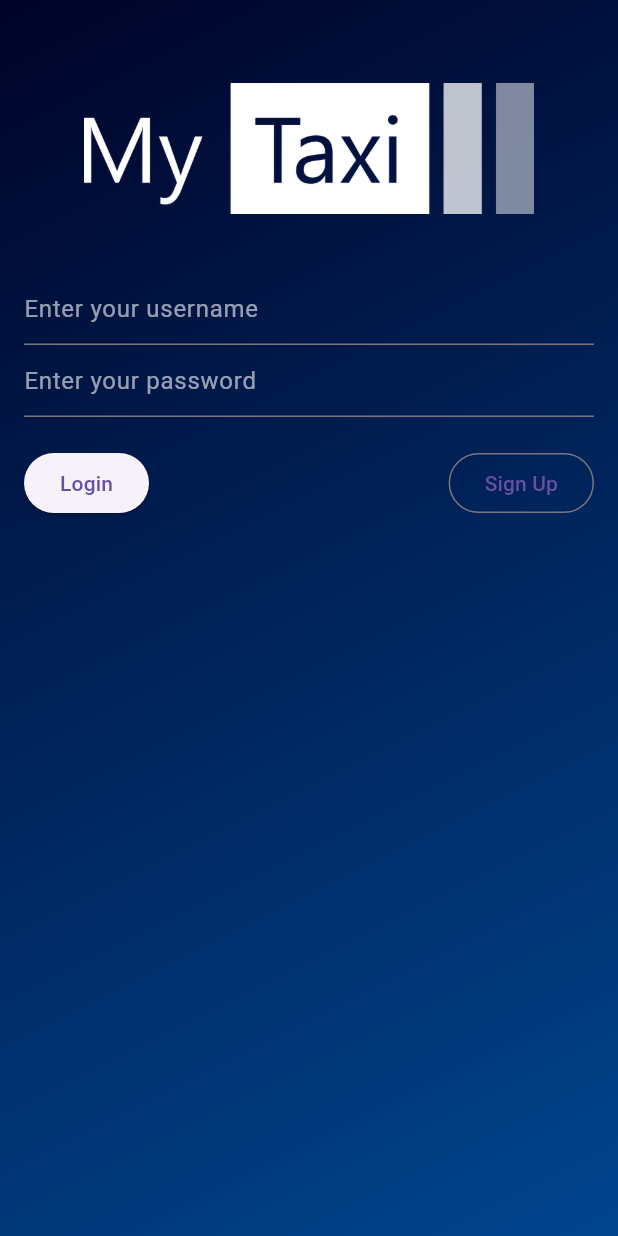
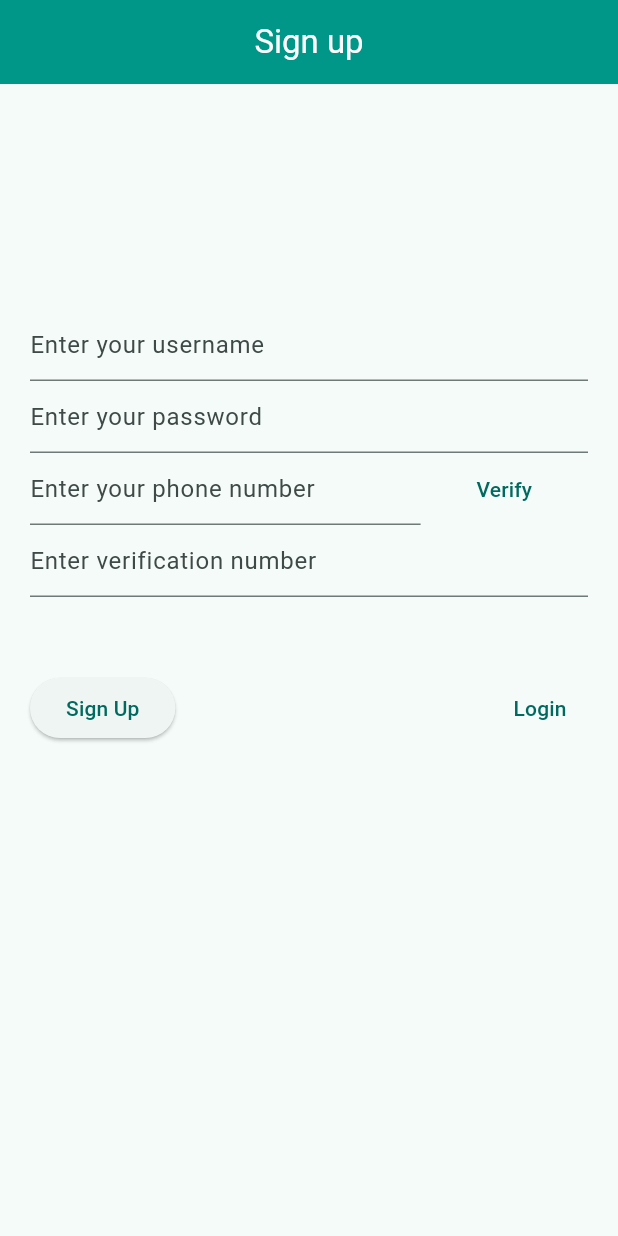
Before and after one commit to VeggieDumpling/22880030_22880081_NMCNPM_2324hk1_DoAnMonHoc, a Flutter app: the screen it shows after launch, after a tap on "Sign Up", on a phone screen of 412 x 824 dp. Run offline on Flutter 3.47's test engine with Material 3 defaults, Android fonts, the light colour scheme and no system bars.

Commit message:
add sign up page

```diff
--- a/lib/login.dart
+++ /dev/null
@@ -1,250 +0,0 @@
-import 'package:flutter/material.dart';
-
-class LoginPage extends StatefulWidget {
-  const LoginPage({super.key});
-
-  // @override
-  // _LoginPageState createState() => _LoginPageState();
-
-  @override
-  State<LoginPage> createState() {
-    return _LoginPageState();
-  }
-}
-
-class _LoginPageState extends State<LoginPage> {
-  final _formKey = GlobalKey<FormState>();
-  //String _username = '';
-  //String _password = '';
-
-  @override
-  Widget build(BuildContext context) {
-    return MaterialApp(
-      home: Scaffold(
-        // appBar: AppBar(
-        //   title: const Text('Login Page'),
-        // ),
-        body: Container(
-          decoration: const BoxDecoration(
-            gradient: LinearGradient(
-              colors: [
-                Color.fromARGB(255, 0, 3, 40),
-                Color.fromARGB(255, 0, 69, 142),
-              ],
-              begin: Alignment.topLeft,
-              end: Alignment.bottomRight,
-            ),
-          ),
-          child: Padding(
-            padding: const EdgeInsets.all(16.0),
-            child: Form(
-              key: _formKey,
-              child: Column(
-                crossAxisAlignment: CrossAxisAlignment.start,
-                children: <Widget>[
-                  Center(
-                    child: Padding(
-                      padding: const EdgeInsets.all(8.0),
-                      child: Image.asset(
-                        'assets/images/my_taxi_logo.png',
-                        height: 150,
-                        width: 300,
-                      ),
-                    ),
-                  ),
-                  TextFormField(
-                    decoration: const InputDecoration(
-                      hintText: 'Enter your username',
-                      hintStyle: TextStyle(
-                        color: Color.fromARGB(150, 255, 255, 255),
-                      ),
-                    ),
-                    // validator: (value) {
-                    //   if (value!.isEmpty) {
-                    //     return 'Please enter your username';
-                    //   }
-                    //   return null;
-                    // },
-                    // onSaved: (value) {
-                    //   _username = value!;
-                    // },
-                  ),
-                  TextFormField(
-                    decoration: const InputDecoration(
-                      hintText: 'Enter your password',
-                      hintStyle: TextStyle(
-                        color: Color.fromARGB(150, 255, 255, 255),
-                      ),
-                    ),
-
-                    obscureText: true,
-                    // validator: (value) {
-                    //   if (value!.isEmpty) {
-                    //     return 'Please enter your password';
-                    //   }
-                    //   return null;
-                    // },
-                    // onSaved: (value) {
-                    //   _password = value!;
-                    // },
-                  ),
-                  const SizedBox(height: 20),
-                  Row(
-                    mainAxisAlignment: MainAxisAlignment.spaceBetween,
-                    children: <Widget>[
-                      ElevatedButton(
-                        onPressed: () {
-                          // if (_formKey.currentState.validate()) {
-                          //   _formKey.currentState.save();
-                          //   print('Username: $_username');
-                          //   print('Password: $_password');
-                          // }
-                        },
-                        child: const Text('Login'),
-                      ),
-                      OutlinedButton(
-                        onPressed: () {
-                          // Navigate to sign up page
-                        },
-                        child: const Text('Sign Up'),
-                      ),
-                    ],
-                  ),
-                ],
-              ),
-            ),
-          ),
-        ),
-      ),
-    );
-  }
-}
-
-
-/*
-import 'package:flutter/material.dart';
-
-void main() {
-  runApp(const MyApp());
-}
-
-class MyApp extends StatelessWidget {
-  const MyApp({super.key});
-
-  // This widget is the root of your application.
-  @override
-  Widget build(BuildContext context) {
-    return MaterialApp(
-      title: 'Flutter Demo',
-      theme: ThemeData(
-        // This is the theme of your application.
-        //
-        // TRY THIS: Try running your application with "flutter run". You'll see
-        // the application has a purple toolbar. Then, without quitting the app,
-        // try changing the seedColor in the colorScheme below to Colors.green
-        // and then invoke "hot reload" (save your changes or press the "hot
-        // reload" button in a Flutter-supported IDE, or press "r" if you used
-        // the command line to start the app).
-        //
-        // Notice that the counter didn't reset back to zero; the application
-        // state is not lost during the reload. To reset the state, use hot
-        // restart instead.
-        //
-        // This works for code too, not just values: Most code changes can be
-        // tested with just a hot reload.
-        colorScheme: ColorScheme.fromSeed(seedColor: Colors.deepPurple),
-        useMaterial3: true,
-      ),
-      home: const MyHomePage(title: 'Flutter Demo Home Page'),
-    );
-  }
-}
-
-class MyHomePage extends StatefulWidget {
-  const MyHomePage({super.key, required this.title});
-
-  // This widget is the home page of your application. It is stateful, meaning
-  // that it has a State object (defined below) that contains fields that affect
-  // how it looks.
-
-  // This class is the configuration for the state. It holds the values (in this
-  // case the title) provided by the parent (in this case the App widget) and
-  // used by the build method of the State. Fields in a Widget subclass are
-  // always marked "final".
-
-  final String title;
-
-  @override
-  State<MyHomePage> createState() => _MyHomePageState();
-}
-
-class _MyHomePageState extends State<MyHomePage> {
-  int _counter = 0;
-
-  void _incrementCounter() {
-    setState(() {
-      // This call to setState tells the Flutter framework that something has
-      // changed in this State, which causes it to rerun the build method below
-      // so that the display can reflect the updated values. If we changed
-      // _counter without calling setState(), then the build method would not be
-      // called again, and so nothing would appear to happen.
-      _counter++;
-    });
-  }
-
-  @override
-  Widget build(BuildContext context) {
-    // This method is rerun every time setState is called, for instance as done
-    // by the _incrementCounter method above.
-    //
-    // The Flutter framework has been optimized to make rerunning build methods
-    // fast, so that you can just rebuild anything that needs updating rather
-    // than having to individually change instances of widgets.
-    return Scaffold(
-      appBar: AppBar(
-        // TRY THIS: Try changing the color here to a specific color (to
-        // Colors.amber, perhaps?) and trigger a hot reload to see the AppBar
-        // change color while the other colors stay the same.
-        backgroundColor: Theme.of(context).colorScheme.inversePrimary,
-        // Here we take the value from the MyHomePage object that was created by
-        // the App.build method, and use it to set our appbar title.
-        title: Text(widget.title),
-      ),
-      body: Center(
-        // Center is a layout widget. It takes a single child and positions it
-        // in the middle of the parent.
-        child: Column(
-          // Column is also a layout widget. It takes a list of children and
-          // arranges them vertically. By default, it sizes itself to fit its
-          // children horizontally, and tries to be as tall as its parent.
-          //
-          // Column has various properties to control how it sizes itself and
-          // how it positions its children. Here we use mainAxisAlignment to
-          // center the children vertically; the main axis here is the vertical
-          // axis because Columns are vertical (the cross axis would be
-          // horizontal).
-          //
-          // TRY THIS: Invoke "debug painting" (choose the "Toggle Debug Paint"
-          // action in the IDE, or press "p" in the console), to see the
-          // wireframe for each widget.
-          mainAxisAlignment: MainAxisAlignment.center,
-          children: <Widget>[
-            const Text(
-              'You have pushed the button this many times:',
-            ),
-            Text(
-              '$_counter',
-              style: Theme.of(context).textTheme.headlineMedium,
-            ),
-          ],
-        ),
-      ),
-      floatingActionButton: FloatingActionButton(
-        onPressed: _incrementCounter,
-        tooltip: 'Increment',
-        child: const Icon(Icons.add),
-      ), // This trailing comma makes auto-formatting nicer for build methods.
-    );
-  }
-}
-*/
--- /dev/null
+++ b/lib/login_screen.dart
@@ -0,0 +1,99 @@
+import 'package:flutter/material.dart';
+
+class LoginScreen extends StatelessWidget {
+  const LoginScreen({super.key});
+
+  @override
+  Widget build(context) {
+    return Scaffold(
+      appBar: AppBar(
+        backgroundColor: Colors.teal,
+        title: const Center(
+          child: Text(
+            'Login',
+            style: TextStyle(color: Colors.white),
+          ),
+        ),
+      ),
+      body: Container(
+        padding: const EdgeInsets.all(20),
+        child: Column(
+          crossAxisAlignment: CrossAxisAlignment.center,
+          children: [
+            const SizedBox(
+              height: 80,
+            ),
+            Image.asset(
+              'assets/images/my_taxi_logo.png',
+              height: 100,
+              width: 200,
+            ),
+            const SizedBox(
+              height: 50,
+            ),
+            Form(
+              //key: _formKey,
+              child: Column(
+                children: <Widget>[
+                  TextFormField(
+                    decoration: const InputDecoration(
+                      hintText: 'Enter your username',
+                    ),
+                  ),
+                  TextFormField(
+                    decoration: const InputDecoration(
+                      hintText: 'Enter your password',
+                    ),
+                    obscureText: true,
+                    // validator: (value) {
+                    //   if (value!.isEmpty) {
+                    //     return 'Please enter your password';
+                    //   }
+                    //   return null;
+                    // },
+                    // onSaved: (value) {
+                    //   _password = value!;
+                    // },
+                  ),
+                  const SizedBox(height: 50),
+                  Row(
+                    mainAxisAlignment: MainAxisAlignment.spaceBetween,
+                    children: <Widget>[
+                      ElevatedButton(
+                        onPressed: () {
+                          // if (_formKey.currentState.validate()) {
+                          //   _formKey.currentState.save();
+                          //   print('Username: $_username');
+                          //   print('Password: $_password');
+                          // }
+                        },
+                        child: const Text(
+                          'Login',
+                          // style: TextStyle(
+                          //   color: Colors.teal,
+                          // ),
+                        ),
+                      ),
+                      TextButton(
+                        onPressed: () {
+                          Navigator.pop(context);
+                          Navigator.pushNamed(context, '/signup-screen');
+                        },
+                        child: const Text(
+                          'Sign Up',
+                          // style: TextStyle(
+                          //   color: Color.fromARGB(150, 255, 255, 255),
+                          // ),
+                        ),
+                      ),
+                    ],
+                  ),
+                ],
+              ),
+            ),
+          ],
+        ),
+      ),
+    );
+  }
+}
--- a/lib/main.dart
+++ b/lib/main.dart
@@ -1,7 +1,7 @@
 import 'package:flutter/material.dart';
 
-import 'package:my_taxi/login.dart';
+import 'package:my_taxi/my_taxi.dart';
 
 void main() {
-  runApp(LoginPage());
+  runApp(const MyTaxi());
 }
--- /dev/null
+++ b/lib/my_taxi.dart
@@ -0,0 +1,43 @@
+import 'package:flutter/material.dart';
+import 'package:my_taxi/login_screen.dart';
+import 'package:my_taxi/signup_screen.dart';
+
+class MyTaxi extends StatefulWidget {
+  const MyTaxi({super.key});
+
+  @override
+  State<MyTaxi> createState() {
+    return _MyTaxiState();
+  }
+}
+
+class _MyTaxiState extends State<MyTaxi> {
+  @override
+  Widget build(BuildContext context) {
+    return MaterialApp(
+      theme: ThemeData(
+        colorSchemeSeed: Colors.teal,
+      ),
+      home: const LoginScreen(),
+      routes: {
+        '/signup-screen': (context) => const SignupScreen(),
+        '/login-screen': (context) => const LoginScreen(),
+      },
+      // home: Scaffold(
+      //   body: Container(
+      //     decoration: const BoxDecoration(
+      //       gradient: LinearGradient(
+      //         colors: [
+      //           Color.fromARGB(255, 31, 81, 216),
+      //           Color.fromARGB(255, 4, 34, 115),
+      //         ],
+      //         begin: Alignment.topCenter,
+      //         end: Alignment.bottomCenter,
+      //       ),
+      //     ),
+      //     child: screenWidget,
+      //   ),
+      // ),
+    );
+  }
+}
--- /dev/null
+++ b/lib/signup_screen.dart
@@ -0,0 +1,119 @@
+import 'package:flutter/material.dart';
+
+class SignupScreen extends StatelessWidget {
+  const SignupScreen({super.key});
+
+  @override
+  Widget build(context) {
+    return Scaffold(
+      appBar: AppBar(
+        backgroundColor: Colors.teal,
+        title: const Center(
+          child: Text(
+            'Sign up',
+            style: TextStyle(color: Colors.white),
+          ),
+        ),
+      ),
+      body: Container(
+        padding: const EdgeInsets.all(20),
+        child: Column(
+          crossAxisAlignment: CrossAxisAlignment.center,
+          children: [
+            const SizedBox(
+              height: 80,
+            ),
+            // Image.asset(
+            //   'assets/images/my_taxi_logo.png',
+            //   height: 100,
+            //   width: 200,
+            // ),
+            const SizedBox(
+              height: 50,
+            ),
+            Form(
+              //key: _formKey,
+              child: Column(
+                children: <Widget>[
+                  TextFormField(
+                    decoration: const InputDecoration(
+                      hintText: 'Enter your username',
+                    ),
+                  ),
+                  TextFormField(
+                    decoration: const InputDecoration(
+                      hintText: 'Enter your password',
+                    ),
+                    obscureText: true,
+                    // validator: (value) {
+                    //   if (value!.isEmpty) {
+                    //     return 'Please enter your password';
+                    //   }
+                    //   return null;
+                    // },
+                    // onSaved: (value) {
+                    //   _password = value!;
+                    // },
+                  ),
+                  Row(
+                    children: [
+                      Expanded(
+                        flex: 7,
+                        child: TextFormField(
+                          decoration: const InputDecoration(
+                            hintText: 'Enter your phone number',
+                          ),
+                        ),
+                      ),
+                      Expanded(
+                        flex: 3,
+                        child: TextButton(
+                          onPressed: () {},
+                          child: const Text(
+                            'Verify',
+                          ),
+                        ),
+                      ),
+                    ],
+                  ),
+                  TextFormField(
+                    decoration: const InputDecoration(
+                      hintText: 'Enter verification number',
+                    ),
+                  ),
+                  const SizedBox(height: 50),
+                  Row(
+                    mainAxisAlignment: MainAxisAlignment.spaceBetween,
+                    children: <Widget>[
+                      ElevatedButton(
+                        onPressed: () {},
+                        child: const Text(
+                          'Sign Up',
+                          // style: TextStyle(
+                          //   color: Colors.teal,
+                          // ),
+                        ),
+                      ),
+                      TextButton(
+                        onPressed: () {
+                          Navigator.pop(context);
+                          Navigator.pushNamed(context, '/login-screen');
+                        },
+                        child: const Text(
+                          'Login',
+                          // style: TextStyle(
+                          //   color: Color.fromARGB(150, 255, 255, 255),
+                          // ),
+                        ),
+                      ),
+                    ],
+                  ),
+                ],
+              ),
+            ),
+          ],
+        ),
+      ),
+    );
+  }
+}
```
Also changed, not shown: assets/images/my_taxi_logo.png, assets/screens/screen.png (added), 1 other file.
